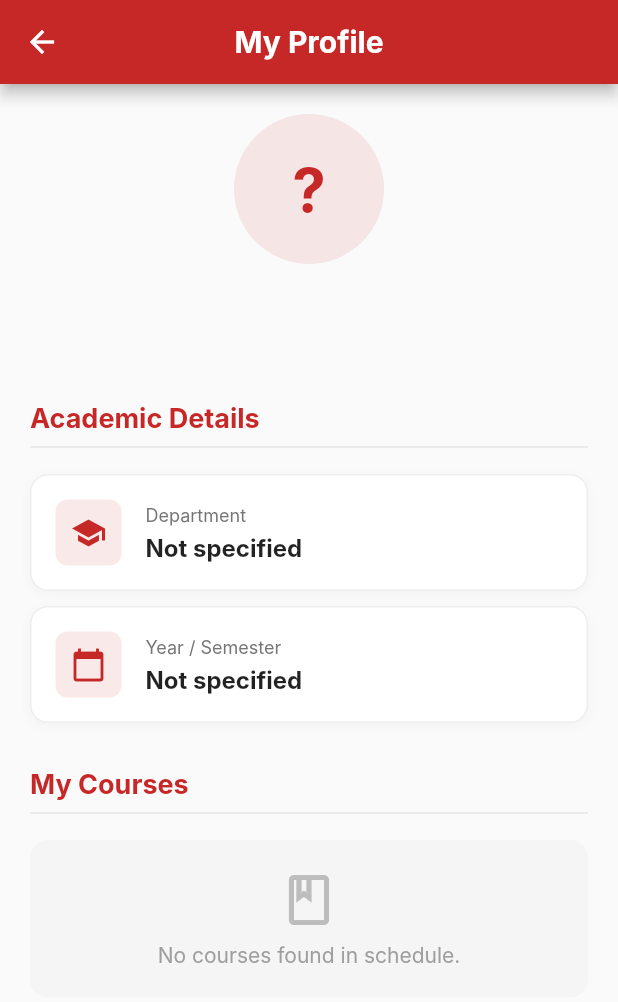
After one commit to arishaahmad/study-mate-application, a Flutter app: the DashboardScreen screen opened directly, after a tap on "My Profile", on a phone screen of 412 x 824 dp. The commit adds this screen. Shown: the top 1002 px of the screen. Run offline on Flutter 3.47's test engine with Material 3 defaults, Android fonts, the phone set to English and light mode, and no system bars; our stand-ins replace supabase_flutter; accounts and stored records are empty; Roboto replaces fonts that are missing (Inter).

Commit message:
Added Profile Screen

```diff
--- a/lib/screens/dashboard_screen.dart
+++ b/lib/screens/dashboard_screen.dart
@@ -4,6 +4,7 @@ import 'package:studymate/screens/signup_screen.dart';
 import 'package:studymate/screens/pomodoro_timer_screen.dart';
 import 'package:studymate/screens/todo_list_screen.dart';
 import 'package:studymate/screens/schedule_screen.dart'; // --- RE-ADDED IMPORT ---
+import 'package:studymate/screens/profile_screen.dart';
 
 // Get the Supabase client instance (initialized in main.dart)
 final supabase = Supabase.instance.client;
@@ -152,6 +153,17 @@ class DashboardScreen extends StatelessWidget {
                 ),
               ],
             ),
+            _buildFeatureCard(
+              context,
+              title: 'My Profile',
+              icon: Icons.person_outline,
+              color: Colors.indigo, // A distinct color for the profile
+              onTap: () {
+                Navigator.of(context).push(
+                  MaterialPageRoute(builder: (context) => const ProfileScreen()),
+                );
+              },
+            ),
 
             const SizedBox(height: 50),
 
--- /dev/null
+++ b/lib/screens/profile_screen.dart
@@ -0,0 +1,237 @@
+import 'package:flutter/material.dart';
+import 'package:supabase_flutter/supabase_flutter.dart';
+
+class ProfileScreen extends StatefulWidget {
+  const ProfileScreen({super.key});
+
+  @override
+  State<ProfileScreen> createState() => _ProfileScreenState();
+}
+
+class _ProfileScreenState extends State<ProfileScreen> {
+  // Access the client initialized in main.dart
+  final supabase = Supabase.instance.client;
+
+  bool _isLoading = true;
+
+  // User details (View Only)
+  String _fullName = '';
+  String _email = '';
+  String _department = '';
+  String _year = '';
+
+  // List of unique course codes derived from the schedule
+  List<String> _enrolledCourses = [];
+
+  @override
+  void initState() {
+    super.initState();
+    _fetchProfileData();
+  }
+
+  /// Fetches User Metadata and Schedule Data
+  Future<void> _fetchProfileData() async {
+    try {
+      final user = supabase.auth.currentUser;
+      if (user == null) return;
+
+      // 1. Fetch unique courses from the 'schedules' table
+      final scheduleResponse = await supabase
+          .from('schedules')
+          .select('course_code')
+          .eq('user_id', user.id);
+
+      // Extract codes and remove duplicates to show a clean "Course List"
+      final List<dynamic> data = scheduleResponse;
+      final Set<String> uniqueCodes = {};
+
+      for (var item in data) {
+        if (item['course_code'] != null && item['course_code'].toString().isNotEmpty) {
+          uniqueCodes.add(item['course_code'].toString());
+        }
+      }
+
+      if (mounted) {
+        setState(() {
+          // Load basic user info from Auth Metadata
+          _email = user.email ?? '';
+          _fullName = user.userMetadata?['full_name'] ?? 'Student';
+          _department = user.userMetadata?['department'] ?? 'Not Set';
+          _year = user.userMetadata?['year'] ?? 'Not Set';
+
+          _enrolledCourses = uniqueCodes.toList();
+          _isLoading = false;
+        });
+      }
+    } catch (e) {
+      if (mounted) {
+        ScaffoldMessenger.of(context).showSnackBar(
+          SnackBar(content: Text('Error loading profile: $e')),
+        );
+        setState(() => _isLoading = false);
+      }
+    }
+  }
+
+  @override
+  Widget build(BuildContext context) {
+    final primaryColor = Theme.of(context).primaryColor;
+
+    return Scaffold(
+      appBar: AppBar(
+        title: const Text("My Profile", style: TextStyle(fontWeight: FontWeight.bold)),
+        backgroundColor: primaryColor,
+        foregroundColor: Colors.white,
+        centerTitle: true,
+        // No Actions (Save button removed)
+      ),
+      body: _isLoading
+          ? Center(child: CircularProgressIndicator(color: primaryColor))
+          : SingleChildScrollView(
+        padding: const EdgeInsets.all(20),
+        child: Column(
+          crossAxisAlignment: CrossAxisAlignment.center,
+          children: [
+            // --- PROFILE HEADER ---
+            CircleAvatar(
+              radius: 50,
+              backgroundColor: primaryColor.withOpacity(0.1),
+              child: Text(
+                _fullName.isNotEmpty ? _fullName[0].toUpperCase() : '?',
+                style: TextStyle(fontSize: 40, fontWeight: FontWeight.bold, color: primaryColor),
+              ),
+            ),
+            const SizedBox(height: 16),
+            Text(
+              _fullName,
+              style: const TextStyle(fontSize: 24, fontWeight: FontWeight.bold),
+            ),
+            Text(
+              _email,
+              style: TextStyle(fontSize: 14, color: Colors.grey.shade600),
+            ),
+            const SizedBox(height: 30),
+
+            // --- ACADEMIC DETAILS SECTION ---
+            Align(
+              alignment: Alignment.centerLeft,
+              child: Text(
+                "Academic Details",
+                style: TextStyle(fontSize: 18, fontWeight: FontWeight.bold, color: primaryColor),
+              ),
+            ),
+            const Divider(),
+            const SizedBox(height: 10),
+
+            // Read-Only Info Cards
+            _buildInfoCard(Icons.school, "Department", _department),
+            const SizedBox(height: 10),
+            _buildInfoCard(Icons.calendar_today, "Year / Semester", _year),
+
+            const SizedBox(height: 30),
+
+            // --- ENROLLED COURSES SECTION ---
+            Align(
+              alignment: Alignment.centerLeft,
+              child: Text(
+                "My Courses",
+                style: TextStyle(fontSize: 18, fontWeight: FontWeight.bold, color: primaryColor),
+              ),
+            ),
+            const Divider(),
+            const SizedBox(height: 10),
+
+            if (_enrolledCourses.isEmpty)
+              Container(
+                padding: const EdgeInsets.all(20),
+                width: double.infinity,
+                decoration: BoxDecoration(
+                  color: Colors.grey.shade100,
+                  borderRadius: BorderRadius.circular(12),
+                ),
+                child: Column(
+                  children: [
+                    Icon(Icons.class_outlined, size: 40, color: Colors.grey.shade400),
+                    const SizedBox(height: 8),
+                    const Text(
+                      "No courses found in schedule.",
+                      style: TextStyle(color: Colors.grey),
+                    ),
+                  ],
+                ),
+              )
+            else
+            // Displays courses as a list of chips
+              Align(
+                alignment: Alignment.centerLeft,
+                child: Wrap(
+                  spacing: 8.0,
+                  runSpacing: 8.0,
+                  children: _enrolledCourses.map((code) {
+                    return Chip(
+                      avatar: CircleAvatar(
+                        backgroundColor: Colors.white.withOpacity(0.3),
+                        child: const Icon(Icons.book, size: 14, color: Colors.white),
+                      ),
+                      label: Text(
+                        code,
+                        style: const TextStyle(color: Colors.white, fontWeight: FontWeight.bold),
+                      ),
+                      backgroundColor: primaryColor.withOpacity(0.8),
+                      padding: const EdgeInsets.symmetric(horizontal: 10, vertical: 8),
+                    );
+                  }).toList(),
+                ),
+              ),
+          ],
+        ),
+      ),
+    );
+  }
+
+  // Helper widget to build consistent info rows
+  Widget _buildInfoCard(IconData icon, String label, String value) {
+    return Container(
+      padding: const EdgeInsets.symmetric(vertical: 16, horizontal: 16),
+      decoration: BoxDecoration(
+        color: Colors.white,
+        borderRadius: BorderRadius.circular(12),
+        border: Border.all(color: Colors.grey.shade200),
+        boxShadow: [
+          BoxShadow(
+            color: Colors.black.withOpacity(0.03),
+            blurRadius: 5,
+            offset: const Offset(0, 2),
+          ),
+        ],
+      ),
+      child: Row(
+        children: [
+          Container(
+            padding: const EdgeInsets.all(10),
+            decoration: BoxDecoration(
+              color: Theme.of(context).primaryColor.withOpacity(0.1),
+              borderRadius: BorderRadius.circular(8),
+            ),
+            child: Icon(icon, color: Theme.of(context).primaryColor),
+          ),
+          const SizedBox(width: 16),
+          Column(
+            crossAxisAlignment: CrossAxisAlignment.start,
+            children: [
+              Text(
+                label,
+                style: TextStyle(fontSize: 12, color: Colors.grey.shade600),
+              ),
+              const SizedBox(height: 4),
+              Text(
+                value.isNotEmpty ? value : "Not specified",
+                style: const TextStyle(fontSize: 16, fontWeight: FontWeight.bold, color: Colors.black87),
+              ),
+            ],
+          ),
+        ],
+      ),
+    );
+  }
+}
```
Also changed, not shown: 2 other files.
